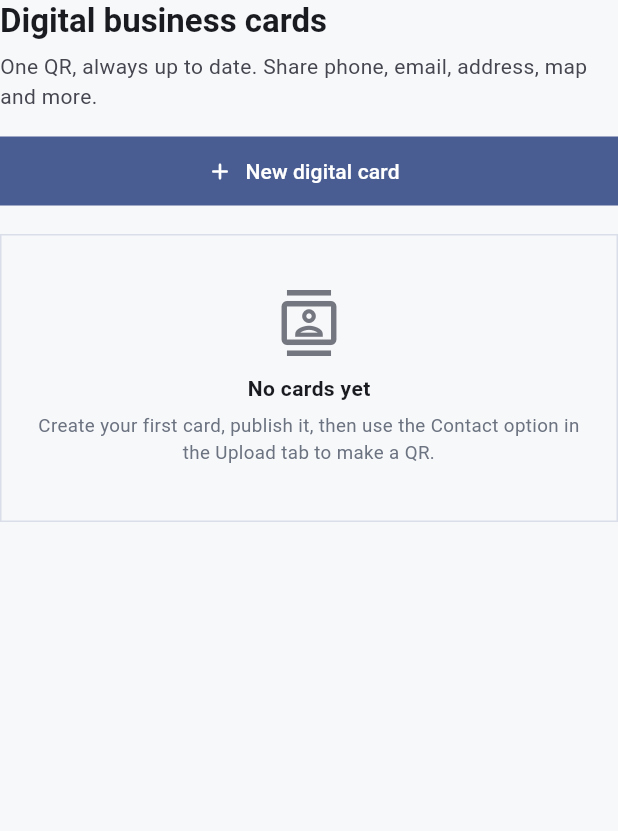
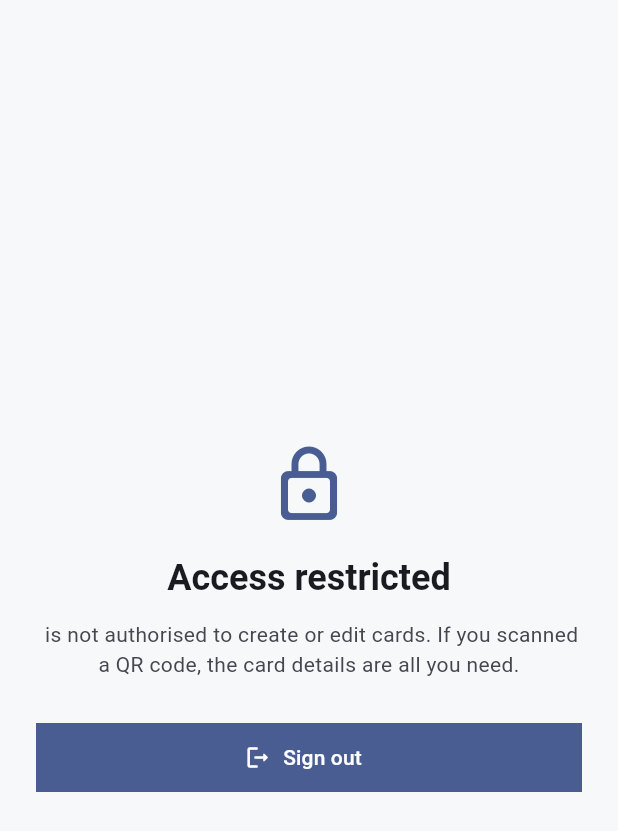
Before and after one commit to kpankpa/QR-brochure, a Flutter app: the CardsTab widget shown alone on an empty page, opened directly, on a phone screen of 412 x 824 dp. Shown: the top 831 px of the screen. Run offline on Flutter 3.47's test engine with Material 3 defaults, Android fonts, the phone set to English and light mode, and no system bars; our stand-ins replace cloud_firestore, file_picker, firebase_auth, firebase_core, firebase_remote_config, flutter_dotenv and 5 more; missing offline and left inert: dart:js_interop, firebase_app_check; accounts and stored records are empty.

Commit message:
Restrict card creation to allowlisted Google accounts

```diff
--- /dev/null
+++ b/lib/config/editor_allowlist.dart
@@ -0,0 +1,13 @@
+/// Google accounts allowed to create or edit cards.
+///
+/// Keep this list identical to `allowedEditor()` in `firestore.rules`.
+/// The client gate is for UX; Firestore rules are the real security boundary.
+const Set<String> kAllowedEditorEmails = <String>{
+  'whitebeamdesign@gmail.com',
+  'kaylonprince@gmail.com',
+};
+
+bool isAllowedEditorEmail(String? email) {
+  if (email == null) return false;
+  return kAllowedEditorEmails.contains(email.trim().toLowerCase());
+}
--- a/lib/screens/home_screen.dart
+++ b/lib/screens/home_screen.dart
@@ -3,6 +3,7 @@ import 'package:provider/provider.dart';
 
 import '../view_models/auth_controller.dart';
 import '../view_models/qr_brochure_view_model.dart';
+import '../views/auth/access_denied_screen.dart';
 import '../views/auth/google_sign_in_screen.dart';
 import '../views/qr_brochure/qr_brochure_view.dart';
 
@@ -29,9 +30,12 @@ class _AuthGate extends StatelessWidget {
     final auth = context.watch<AuthController>();
     final user = auth.user;
 
-    // Require authenticated user (no anonymous)
+    // Only allowlisted Google accounts may reach the dashboard/editor.
     if (user == null || user.isAnonymous) {
       return const GoogleSignInScreen();
+    }
+    if (!auth.isAllowedEditor) {
+      return const AccessDeniedScreen();
     }
 
     return const QrBrochureView();
--- /dev/null
+++ b/lib/views/auth/access_denied_screen.dart
@@ -0,0 +1,65 @@
+import 'package:flutter/material.dart';
+import 'package:provider/provider.dart';
+
+import '../../view_models/auth_controller.dart';
+
+/// Shown to signed-in Google accounts that are not on the editor allowlist.
+/// It intentionally offers no route into the dashboard or card editor.
+class AccessDeniedScreen extends StatelessWidget {
+  const AccessDeniedScreen({super.key});
+
+  @override
+  Widget build(BuildContext context) {
+    final auth = context.read<AuthController>();
+    final email = auth.user?.email ?? 'this account';
+    final scheme = Theme.of(context).colorScheme;
+
+    return Scaffold(
+      backgroundColor: const Color(0xFFF7F8FA),
+      body: SafeArea(
+        child: Center(
+          child: ConstrainedBox(
+            constraints: const BoxConstraints(maxWidth: 420),
+            child: Padding(
+              padding: const EdgeInsets.all(24),
+              child: Column(
+                mainAxisSize: MainAxisSize.min,
+                crossAxisAlignment: CrossAxisAlignment.stretch,
+                children: [
+                  Icon(
+                    Icons.lock_outline_rounded,
+                    size: 56,
+                    color: scheme.primary,
+                  ),
+                  const SizedBox(height: 18),
+                  Text(
+                    'Access restricted',
+                    textAlign: TextAlign.center,
+                    style: Theme.of(context).textTheme.headlineSmall?.copyWith(
+                      fontWeight: FontWeight.w700,
+                    ),
+                  ),
+                  const SizedBox(height: 12),
+                  Text(
+                    '$email is not authorised to create or edit cards. '
+                    'If you scanned a QR code, the card details are all you need.',
+                    textAlign: TextAlign.center,
+                    style: Theme.of(context).textTheme.bodyMedium?.copyWith(
+                      color: scheme.onSurfaceVariant,
+                    ),
+                  ),
+                  const SizedBox(height: 28),
+                  FilledButton.icon(
+                    onPressed: () => auth.signOut(),
+                    icon: const Icon(Icons.logout_rounded),
+                    label: const Text('Sign out'),
+                  ),
+                ],
+              ),
+            ),
+          ),
+        ),
+      ),
+    );
+  }
+}
--- a/lib/views/cards/cards_tab.dart
+++ b/lib/views/cards/cards_tab.dart
@@ -14,6 +14,7 @@ import '../../services/qr_downloader_stub.dart'
     if (dart.library.js_interop) '../../services/qr_downloader_web.dart'
     as card_downloader;
 import '../../view_models/auth_controller.dart';
+import '../auth/access_denied_screen.dart';
 import 'card_editor_screen.dart';
 import 'digital_card_view.dart';
 
@@ -25,9 +26,14 @@ class CardsTab extends StatelessWidget {
   Widget build(BuildContext context) {
     final theme = Theme.of(context);
     final scheme = theme.colorScheme;
-    final uid = context.watch<AuthController>().user?.uid;
+    final auth = context.watch<AuthController>();
+    final uid = auth.user?.uid;
     final service = context.read<DigitalCardService>();
 
+    // Defence in depth: every card action is limited to the email allowlist.
+    if (!auth.isAllowedEditor) {
+      return const AccessDeniedScreen();
+    }
     if (uid == null) {
       return const Center(
         child: Padding(
```
Also changed, not shown: lib/view_models/auth_controller.dart (+20 -1 lines), lib/views/cards/card_editor_screen.dart (+8 -3 lines), 3 other files.
